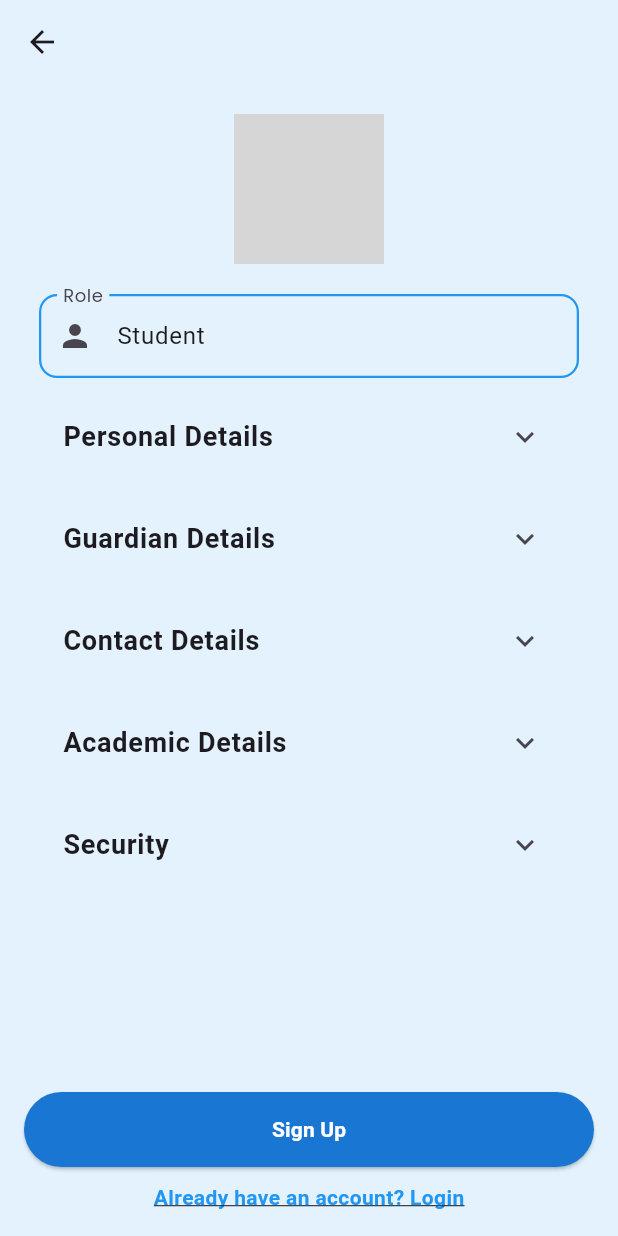
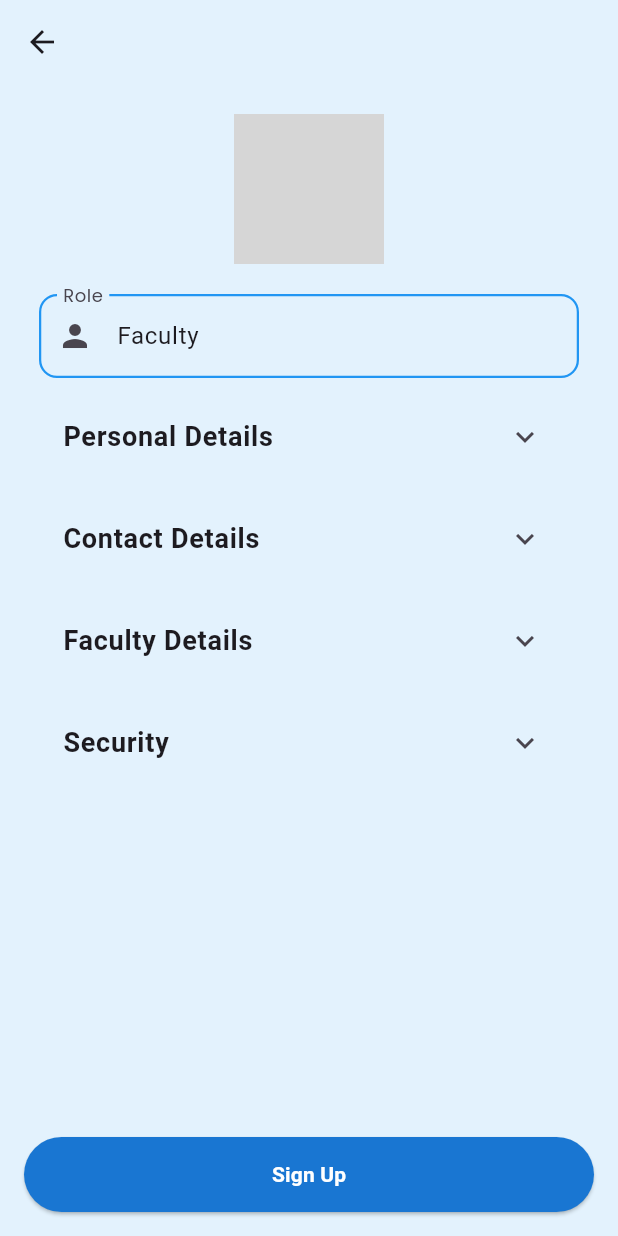
Before and after one commit to Prasanth-Kumar-lab/Lms, a Flutter app: the screen it shows after launch, after a tap on "Don't have an account? Sign Up", on a phone screen of 412 x 824 dp. Run offline on Flutter 3.47's test engine with Material 3 defaults, Android fonts, the phone set to English and light mode, and no system bars; our stand-ins replace flutter_animate, get, google_fonts, image_picker, lottie; network calls fail; project files that could hold a hidden picture were left out; grey boxes are pictures that could not be loaded.

Commit message:
Second commit

```diff
--- /dev/null
+++ b/lib/controllers/faculty_role_controller.dart
@@ -0,0 +1,82 @@
+import 'dart:io';
+import 'package:get/get.dart';
+import 'package:image_picker/image_picker.dart';
+import 'package:http/http.dart' as http;
+import 'dart:convert';
+
+import '../model/faculty_role_model.dart';
+import '../views/login_screen.dart';
+import '../constants/const_colors.dart';
+
+class FacultyRoleController extends GetxController {
+  RxBool isLoading = false.obs;
+
+  Rx<File?> profileImage = Rx<File?>(null);
+  final ImagePicker picker = ImagePicker();
+
+  Future<void> pickImage() async {
+    final XFile? img = await picker.pickImage(source: ImageSource.gallery);
+    if (img != null) {
+      profileImage.value = File(img.path);
+    }
+  }
+
+  Future<void> signUpFaculty(FacultyModel faculty) async {
+    isLoading.value = true;
+
+    try {
+      var request = http.MultipartRequest(
+        'POST',
+        Uri.parse('https://your-api-endpoint.com/faculty/signup'),
+      );
+
+      // ADD FIELDS
+      faculty.toJson().forEach((key, value) {
+        request.fields[key] = value;
+      });
+
+      // ADD IMAGE
+      if (profileImage.value != null) {
+        request.files.add(
+          await http.MultipartFile.fromPath(
+            'profile_image',
+            profileImage.value!.path,
+          ),
+        );
+      }
+
+      var response = await request.send();
+      var respStr = await response.stream.bytesToString();
+      var respJson = jsonDecode(respStr);
+
+      if (response.statusCode == 200) {
+        Get.snackbar(
+          "Success",
+          "Faculty account created successfully",
+          snackPosition: SnackPosition.TOP,
+          backgroundColor: AppColors.snackbarSucessColor,
+          colorText: AppColors.snackbarTextColor,
+        );
+        Get.offAll(() => LoginScreen());
+      } else {
+        Get.snackbar(
+          "Error",
+          respJson['message'] ?? "Something went wrong",
+          snackPosition: SnackPosition.TOP,
+          backgroundColor: AppColors.snackbarColor,
+          colorText: AppColors.snackbarTextColor,
+        );
+      }
+    } catch (e) {
+      Get.snackbar(
+        "Error",
+        "Failed: $e",
+        snackPosition: SnackPosition.TOP,
+        backgroundColor: AppColors.snackbarColor,
+        colorText: AppColors.snackbarTextColor,
+      );
+    } finally {
+      isLoading.value = false;
+    }
+  }
+}
--- /dev/null
+++ b/lib/model/faculty_role_model.dart
@@ -0,0 +1,67 @@
+class FacultyModel {
+  final String role;
+  final String firstName;
+  final String lastName;
+  final String email;
+  final String phone;
+  final String password;
+  final String schoolId;
+  final String dateOfBirth;
+  final String gender;
+
+  // NEW FIELDS
+  final String employeeId;
+  final String admissionNumber;
+  final String designation;
+  final String departmentId;
+  final String joiningDate;
+  final String qualification;
+  final String experienceYears;
+
+  final String? profileImageUrl;
+
+  FacultyModel({
+    required this.role,
+    required this.firstName,
+    required this.lastName,
+    required this.email,
+    required this.phone,
+    required this.password,
+    required this.schoolId,
+    required this.dateOfBirth,
+    required this.gender,
+    required this.employeeId,
+    required this.admissionNumber,
+    required this.designation,
+    required this.departmentId,
+    required this.joiningDate,
+    required this.qualification,
+    required this.experienceYears,
+    this.profileImageUrl,
+  });
+
+  Map<String, dynamic> toJson() {
+    return {
+      "role": role,
+      "first_name": firstName,
+      "last_name": lastName,
+      "email": email,
+      "phone": phone,
+      "password": password,
+      "school_id": schoolId,
+      "date_of_birth": dateOfBirth,
+      "gender": gender,
+
+      // NEW FACULTY FIELDS
+      "employee_id": employeeId,
+      "admission_number": admissionNumber,
+      "designation": designation,
+      "department_id": departmentId,
+      "joining_date": joiningDate,
+      "qualification": qualification,
+      "experience_years": experienceYears,
+
+      "profile_image": profileImageUrl ?? "",
+    };
+  }
+}
--- /dev/null
+++ b/lib/views/faculty_role_screen.dart
@@ -0,0 +1,280 @@
+import 'package:flutter/material.dart';
+import 'package:get/get.dart';
+import 'package:lottie/lottie.dart';
+import '../controllers/faculty_role_controller.dart';
+import '../model/faculty_role_model.dart';
+import '../widgets/custom_textfield.dart';
+
+class FacultySignUpScreen extends StatelessWidget {
+  const FacultySignUpScreen({super.key});
+
+  @override
+  Widget build(BuildContext context) {
+    final FacultyRoleController controller = Get.put(FacultyRoleController());
+
+    // TEXT CONTROLLERS
+    final roleCtrl = TextEditingController(text: "Faculty");
+    final firstNameCtrl = TextEditingController();
+    final lastNameCtrl = TextEditingController();
+    final emailCtrl = TextEditingController();
+    final phoneCtrl = TextEditingController();
+    final passwordCtrl = TextEditingController();
+    final confirmPassCtrl = TextEditingController();
+
+    final schoolIdCtrl = TextEditingController();
+    final dobCtrl = TextEditingController();
+    final genderCtrl = TextEditingController();
+
+    // NEW FACULTY FIELDS
+    final employeeIdCtrl = TextEditingController();
+    final admissionNumCtrl = TextEditingController();
+    final designationCtrl = TextEditingController();
+    final departmentIdCtrl = TextEditingController();
+    final joiningDateCtrl = TextEditingController();
+    final qualificationCtrl = TextEditingController();
+    final experienceYearsCtrl = TextEditingController();
+
+    return Scaffold(
+      backgroundColor: Colors.blue.shade50,
+      appBar: AppBar(
+        backgroundColor: Colors.blue.shade50,
+        elevation: 0,
+      ),
+      body: SafeArea(
+        child: SingleChildScrollView(
+          padding: const EdgeInsets.symmetric(horizontal: 26),
+          child: Column(
+            children: [
+              const SizedBox(height: 20),
+
+              // PROFILE IMAGE — kept exactly as you wanted
+              Obx(() {
+                return Stack(
+                  children: [
+                    CircleAvatar(
+                      radius: 50,
+                      backgroundColor: Colors.white,
+                      child: ClipOval(
+                        child: controller.profileImage.value == null
+                            ? Lottie.asset(
+                          'assets/student with laptop.json',
+                          width: 100,
+                          height: 100,
+                          fit: BoxFit.cover,
+                        )
+                            : Image.file(
+                          controller.profileImage.value!,
+                          width: 100,
+                          height: 100,
+                          fit: BoxFit.cover,
+                        ),
+                      ),
+                    ),
+                    Positioned(
+                      bottom: 0,
+                      right: 0,
+                      child: GestureDetector(
+                        onTap: controller.pickImage,
+                        child: Container(
+                          decoration: BoxDecoration(
+                            color: Colors.blue,
+                            shape: BoxShape.circle,
+                            border: Border.all(color: Colors.white, width: 2),
+                          ),
+                          padding: const EdgeInsets.all(6),
+                          child: const Icon(Icons.add, color: Colors.white),
+                        ),
+                      ),
+                    ),
+                  ],
+                );
+              }),
+
+              const SizedBox(height: 20),
+
+              // ROLE
+              CustomTextField(
+                controller: roleCtrl,
+                label: "Role",
+                icon: Icons.person,
+                readOnly: true,
+              ),
+
+              const SizedBox(height: 10),
+
+              // PERSONAL DETAILS
+              ExpansionTile(
+                title: const Text(
+                  "Personal Details",
+                  style: TextStyle(fontSize: 18, fontWeight: FontWeight.bold),
+                ),
+                children: [
+                  CustomTextField(
+                      controller: firstNameCtrl,
+                      label: "First Name",
+                      icon: Icons.person_outline),
+                  const SizedBox(height: 10),
+                  CustomTextField(
+                      controller: lastNameCtrl,
+                      label: "Last Name",
+                      icon: Icons.person_outline),
+                  const SizedBox(height: 10),
+                  CustomTextField(
+                      controller: dobCtrl,
+                      label: "Date of Birth",
+                      icon: Icons.cake_outlined),
+                  const SizedBox(height: 10),
+                  CustomTextField(
+                      controller: genderCtrl,
+                      label: "Gender",
+                      icon: Icons.transgender),
+                ],
+              ),
+
+              const SizedBox(height: 10),
+
+              // CONTACT DETAILS
+              ExpansionTile(
+                title: const Text(
+                  "Contact Details",
+                  style: TextStyle(fontSize: 18, fontWeight: FontWeight.bold),
+                ),
+                children: [
+                  CustomTextField(
+                      controller: emailCtrl,
+                      label: "Email",
+                      icon: Icons.email_outlined),
+                  const SizedBox(height: 10),
+                  CustomTextField(
+                      controller: phoneCtrl,
+                      label: "Phone",
+                      icon: Icons.phone),
+                ],
+              ),
+
+              const SizedBox(height: 10),
+
+              // FACULTY ACADEMIC DETAILS
+              ExpansionTile(
+                title: const Text(
+                  "Faculty Details",
+                  style: TextStyle(fontSize: 18, fontWeight: FontWeight.bold),
+                ),
+                children: [
+                  CustomTextField(
+                      controller: schoolIdCtrl,
+                      label: "School ID",
+                      icon: Icons.school_outlined),
+                  const SizedBox(height: 10),
+                  CustomTextField(
+                      controller: employeeIdCtrl,
+                      label: "Employee ID",
+                      icon: Icons.badge_outlined),
+                  const SizedBox(height: 10),
+                  CustomTextField(
+                      controller: admissionNumCtrl,
+                      label: "Admission Number",
+                      icon: Icons.confirmation_number_outlined),
+                  const SizedBox(height: 10),
+                  CustomTextField(
+                      controller: designationCtrl,
+                      label: "Designation",
+                      icon: Icons.work_outline),
+                  const SizedBox(height: 10),
+                  CustomTextField(
+                      controller: departmentIdCtrl,
+                      label: "Department ID",
+                      icon: Icons.apartment_outlined),
+                  const SizedBox(height: 10),
+                  CustomTextField(
+                      controller: joiningDateCtrl,
+                      label: "Joining Date",
+                      icon: Icons.date_range),
+                  const SizedBox(height: 10),
+                  CustomTextField(
+                      controller: qualificationCtrl,
+                      label: "Qualification",
+                      icon: Icons.school),
+                  const SizedBox(height: 10),
+                  CustomTextField(
+                      controller: experienceYearsCtrl,
+                      label: "Experience (Years)",
+                      icon: Icons.timeline),
+                ],
+              ),
+
+              const SizedBox(height: 10),
+
+              // PASSWORD
+              ExpansionTile(
+                title: const Text(
+                  "Security",
+                  style: TextStyle(fontSize: 18, fontWeight: FontWeight.bold),
+                ),
+                children: [
+                  CustomTextField(
+                      controller: passwordCtrl,
+                      label: "Password",
+                      icon: Icons.lock_outline,
+                      obscure: true),
+                  const SizedBox(height: 10),
+                  CustomTextField(
+                      controller: confirmPassCtrl,
+                      label: "Confirm Password",
+                      icon: Icons.lock_outline,
+                      obscure: true),
+                ],
+              ),
+            ],
+          ),
+        ),
+      ),
+
+      /// SIGN UP BUTTON
+      bottomNavigationBar: SafeArea(
+        child: Padding(
+          padding: const EdgeInsets.all(16),
+          child: Obx(() {
+            return ElevatedButton(
+              style: ElevatedButton.styleFrom(
+                minimumSize: const Size.fromHeight(50),
+                backgroundColor: Colors.blue.shade700,
+              ),
+              onPressed: controller.isLoading.value
+                  ? null
+                  : () {
+                final faculty = FacultyModel(
+                  role: roleCtrl.text,
+                  firstName: firstNameCtrl.text,
+                  lastName: lastNameCtrl.text,
+                  email: emailCtrl.text,
+                  phone: phoneCtrl.text,
+                  password: passwordCtrl.text,
+                  schoolId: schoolIdCtrl.text,
+                  dateOfBirth: dobCtrl.text,
+                  gender: genderCtrl.text,
+                  employeeId: employeeIdCtrl.text,
+                  admissionNumber: admissionNumCtrl.text,
+                  designation: designationCtrl.text,
+                  departmentId: departmentIdCtrl.text,
+                  joiningDate: joiningDateCtrl.text,
+                  qualification: qualificationCtrl.text,
+                  experienceYears: experienceYearsCtrl.text,
+                );
+
+                controller.signUpFaculty(faculty);
+              },
+              child: controller.isLoading.value
+                  ? const CircularProgressIndicator(color: Colors.white)
+                  : const Text(
+                "Sign Up",
+                style: TextStyle(
+                    fontWeight: FontWeight.bold, color: Colors.white),
+              ),
+            );
+          }),
+        ),
+      ),
+    );
+  }
+}
--- a/lib/views/login_screen.dart
+++ b/lib/views/login_screen.dart
@@ -4,6 +4,7 @@ import 'package:get/get.dart';
 import 'package:google_fonts/google_fonts.dart';
 import 'package:lms/constants/const_texts.dart';
 import 'package:lms/constants/textproperties.dart';
+import 'package:lms/views/faculty_role_screen.dart';
 import '../controllers/login_controller.dart';
 import '../widgets/custom_textfield.dart';
 import 'signup_screen.dart';
@@ -165,7 +166,7 @@ class LoginScreen extends StatelessWidget {
                 Center(
                   child: TextButton(
                     onPressed: () {
-                      Get.to(() => const SignUpScreen());
+                      Get.to(() => const FacultySignUpScreen());
                     },
                     style: TextButton.styleFrom(
                       padding: const EdgeInsets.symmetric(
```
